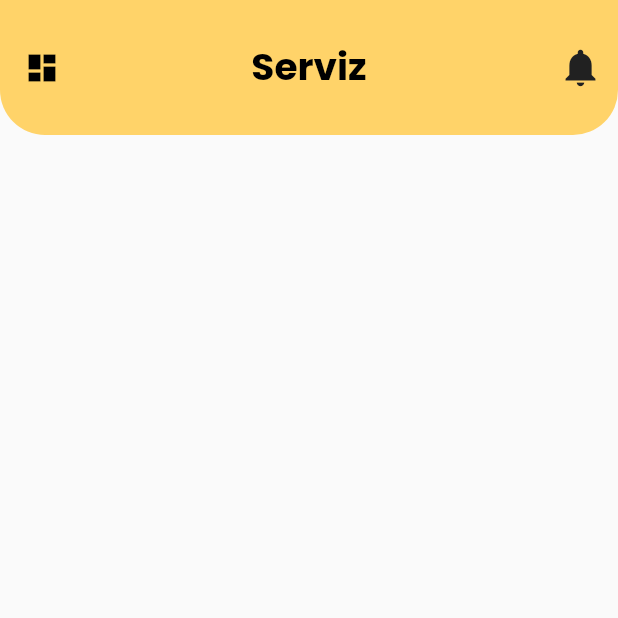
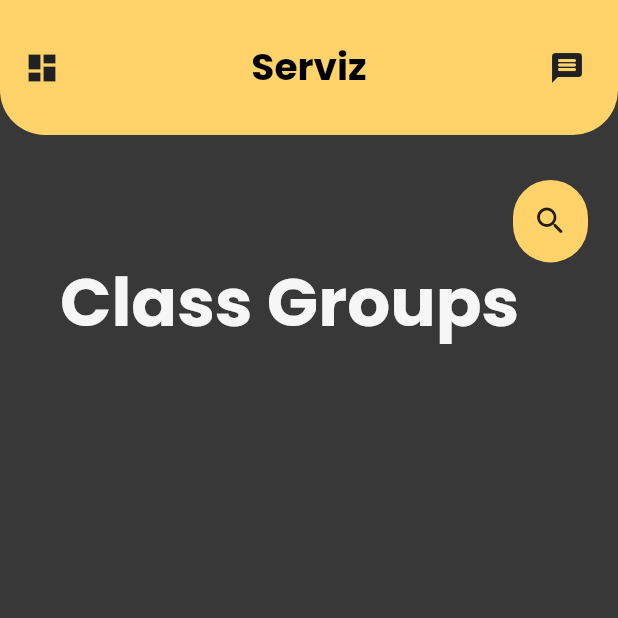
Before and after one commit to jesi318/serviz-old, a Flutter app: the TeachersHomePage screen opened by its route, on a phone screen of 412 x 824 dp, the top half of it. Run offline on Flutter 3.47's test engine with Material 2 defaults, Android fonts, the phone set to English and light mode, and no system bars; our stand-ins replace cloud_firestore, dotted_border, file_picker, firebase_auth, firebase_core, firebase_storage and 4 more; accounts and stored records are empty; network calls fail.

Commit message:
Created UI for teachers home page and also retrieved group list from firestore

```diff
--- a/lib/auth_controller.dart
+++ b/lib/auth_controller.dart
@@ -6,6 +6,7 @@ import 'package:get/get.dart';
 import 'package:serviz/screens/create_join_group.dart';
 import 'package:serviz/screens/homepg.dart';
 import 'package:serviz/screens/login.dart';
+import 'package:serviz/screens/teachers_homepg.dart';
 import 'package:serviz/utils/colors.dart';
 import 'package:cloud_firestore/cloud_firestore.dart';
 import 'package:serviz/models/user_model.dart';
@@ -30,7 +31,7 @@ class AuthController extends GetxController {
       print("login page");
       Get.offAll(() => LoginPage());
     } else {
-      Get.offAll(() => CreateJoinGroupScreen());
+      Get.offAll(() => TeachersHomePage());
     }
   }
 
--- a/lib/routes.dart
+++ b/lib/routes.dart
@@ -27,7 +27,6 @@ appRoutes() => [
       GetPage(name: '/signup', page: () => SignUpPage()),
       GetPage(name: '/mygroupform', page: () => MyGroupForm()),
       GetPage(name: '/teachershomepage', page: () => TeachersHomePage()),
-
     ];
 
 class MyMiddelware extends GetMiddleware {
--- a/lib/screens/teachers_homepg.dart
+++ b/lib/screens/teachers_homepg.dart
@@ -1,14 +1,61 @@
+import 'package:cloud_firestore/cloud_firestore.dart';
 import 'package:flutter/material.dart';
+import 'package:google_fonts/google_fonts.dart';
+import 'package:serviz/functions/get_grplist.dart';
+import 'package:serviz/functions/get_week.dart';
+import 'package:serviz/utils/colors.dart';
 import 'package:serviz/widgets/appbar.dart';
+import 'package:serviz/widgets/group_search_widget.dart';
 
-class TeachersHomePage extends StatelessWidget {
+class TeachersHomePage extends StatefulWidget {
   const TeachersHomePage({super.key});
+
+  @override
+  State<TeachersHomePage> createState() => _TeachersHomePageState();
+}
+
+class _TeachersHomePageState extends State<TeachersHomePage> {
+  List<String> gid = [];
+
+  ScrollController? _controller;
+
+  Future getGroupList() async {
+    await FirebaseFirestore.instance.collection('group').get().then(
+          (snapshot) => snapshot.docs.forEach((element) {
+            print(element.reference);
+            gid.add(element.reference.id);
+          }),
+        );
+  }
 
   @override
   Widget build(BuildContext context) {
     return Scaffold(
-      appBar: MyHomeAppBar(),
-
+      appBar: TeachersHomeAppBar(),
+      backgroundColor: AppColors.grey_background,
+      body: Column(
+        mainAxisAlignment: MainAxisAlignment.start,
+        children: [
+          SizedBox(
+            height: 10,
+          ),
+          SearchWidget(),
+          Expanded(
+              child: FutureBuilder(
+            future: getGroupList(),
+            builder: (context, snapshot) {
+              return ListView.builder(
+                  // controller: _controller,
+                  physics: BouncingScrollPhysics(),
+                  reverse: true,
+                  itemCount: gid.length,
+                  itemBuilder: (context, index) {
+                    return GetGrpList(gid: gid[index]);
+                  });
+            },
+          ))
+        ],
+      ),
     );
   }
 }
--- a/lib/widgets/appbar.dart
+++ b/lib/widgets/appbar.dart
@@ -26,10 +26,10 @@ PreferredSizeWidget MyHomeAppBar() {
     actions: [
       Padding(
         padding: const EdgeInsets.only(right: 10),
-        child: Icon(
-          Icons.notifications,
+        child: IconButton(
+          onPressed: () {},
+          icon: Icon(Icons.notifications),
           color: AppColors.black_background,
-          size: 30,
         ),
       )
     ],
@@ -84,3 +84,77 @@ PreferredSizeWidget MyBackAppBar() {
     foregroundColor: Colors.black,
   );
 }
+
+PreferredSizeWidget TeachershomeAppBar() {
+  return AppBar(
+    actions: [
+      Padding(
+        padding: const EdgeInsets.only(right: 10),
+        child: IconButton(
+          onPressed: () {},
+          icon: Icon(Icons.notifications),
+          color: AppColors.black_background,
+        ),
+      )
+    ],
+    leading: Builder(builder: (context) {
+      return IconButton(
+        icon: Icon(Icons.dashboard),
+        onPressed: () {
+          Scaffold.of(context).openDrawer();
+        },
+        tooltip: MaterialLocalizations.of(context).openAppDrawerTooltip,
+      );
+    }),
+    toolbarHeight: 90,
+    backgroundColor: AppColors.yellow_accent,
+    shape: RoundedRectangleBorder(
+        borderRadius: BorderRadius.vertical(bottom: Radius.circular(30))),
+    elevation: 0.0,
+    centerTitle: true,
+    title: Text(
+      'Serviz',
+      style: GoogleFonts.poppins(fontWeight: FontWeight.bold, fontSize: 25),
+    ),
+    foregroundColor: Colors.black,
+  );
+}
+
+// AppBar with back button
+PreferredSizeWidget TeachersHomeAppBar() {
+  return AppBar(
+    actions: [
+      Padding(
+        padding: const EdgeInsets.only(right: 10),
+        child: IconButton(
+          onPressed: () {},
+          icon: Icon(Icons.message_rounded),
+          color: AppColors.black_background,
+        ),
+      )
+    ],
+    leading: Builder(builder: (context) {
+      return IconButton(
+        icon: Icon(
+          Icons.dashboard,
+          color: AppColors.black_background,
+        ),
+        onPressed: () {
+          Get.back();
+        },
+        tooltip: MaterialLocalizations.of(context).openAppDrawerTooltip,
+      );
+    }),
+    toolbarHeight: 90,
+    backgroundColor: AppColors.yellow_accent,
+    shape: RoundedRectangleBorder(
+        borderRadius: BorderRadius.vertical(bottom: Radius.circular(30))),
+    elevation: 0.0,
+    centerTitle: true,
+    title: Text(
+      'Serviz',
+      style: GoogleFonts.poppins(fontWeight: FontWeight.bold, fontSize: 25),
+    ),
+    foregroundColor: Colors.black,
+  );
+}
--- /dev/null
+++ b/lib/widgets/group_search_widget.dart
@@ -0,0 +1,115 @@
+import 'package:flutter/cupertino.dart';
+import 'package:flutter/material.dart';
+import 'package:flutter/src/widgets/container.dart';
+import 'package:flutter/src/widgets/framework.dart';
+import 'package:google_fonts/google_fonts.dart';
+import 'package:serviz/utils/colors.dart';
+
+class SearchWidget extends StatefulWidget {
+  const SearchWidget({super.key});
+
+  @override
+  State<SearchWidget> createState() => _SearchWidgetState();
+}
+
+class _SearchWidgetState extends State<SearchWidget>
+    with SingleTickerProviderStateMixin {
+  Animation<double>? animation;
+  late AnimationController animController;
+  bool isForward = false;
+  bool isExtended = false;
+
+  @override
+  void initState() {
+    // TODO: implement initState
+    super.initState();
+
+    animController = AnimationController(
+        duration: Duration(milliseconds: 1000), vsync: this);
+
+    final curvedAnimation =
+        CurvedAnimation(parent: animController, curve: Curves.easeOutExpo);
+
+    animation = Tween<double>(begin: 0, end: 260).animate(curvedAnimation)
+      ..addListener(() {
+        setState(() {});
+      });
+  }
+
+  @override
+  Widget build(BuildContext context) {
+    return Padding(
+      padding: const EdgeInsets.all(20.0),
+      child: Stack(children: [
+        Padding(
+          padding: const EdgeInsets.fromLTRB(20, 48, 0, 0),
+          child: Text(
+            "Class Groups",
+            style: GoogleFonts.poppins(
+              fontWeight: FontWeight.bold,
+              fontSize: 45,
+              color: AppColors.white_text,
+            ),
+          ),
+        ),
+        Row(
+          mainAxisAlignment: MainAxisAlignment.end,
+          children: [
+            Container(
+              width: animation!.value,
+              height: MediaQuery.of(context).size.height * 1 / 15,
+              decoration: BoxDecoration(
+                  color: AppColors.grey_background,
+                  border: Border.all(color: AppColors.yellow_accent, width: 3),
+                  borderRadius: BorderRadius.only(
+                      topLeft: Radius.circular(50),
+                      bottomLeft: Radius.circular(50))),
+              child: Padding(
+                padding: const EdgeInsets.only(
+                  left: 20,
+                  bottom: 5,
+                ),
+                child: TextField(
+                  cursorColor: AppColors.white_text,
+                  decoration: InputDecoration(
+                      hintText: "Type here..",
+                      hintStyle: GoogleFonts.poppins(color: Colors.white),
+                      enabledBorder: UnderlineInputBorder(
+                          borderSide:
+                              BorderSide(color: AppColors.black_background))),
+                  style: GoogleFonts.poppins(
+                    fontWeight: FontWeight.bold,
+                    fontSize: 15,
+                    color: AppColors.white_text,
+                  ),
+                ),
+              ),
+            ),
+            Container(
+              width: 50,
+              height: MediaQuery.of(context).size.height * 1 / 15,
+              decoration: BoxDecoration(
+                  borderRadius: animation!.value > 1
+                      ? BorderRadius.only(
+                          bottomRight: Radius.circular(50),
+                          topRight: Radius.circular(50))
+                      : BorderRadius.circular(50),
+                  color: AppColors.yellow_accent),
+              child: IconButton(
+                  onPressed: () {
+                    if (!isForward) {
+                      animController.forward();
+                      isForward = true;
+                    } else {
+                      animController.reverse();
+                      isForward = false;
+                    }
+                  },
+                  icon: Icon(Icons.search_rounded)),
+            )
+          ],
+        ),
+      ]),
+    );
+  }
+}
```
Also changed, not shown: lib/functions/get_grplist.dart (added, +26 -0 lines), lib/widgets/TeachersWidgetcard.dart (added, +114 -0 lines), assets/icons/group.png (added).
